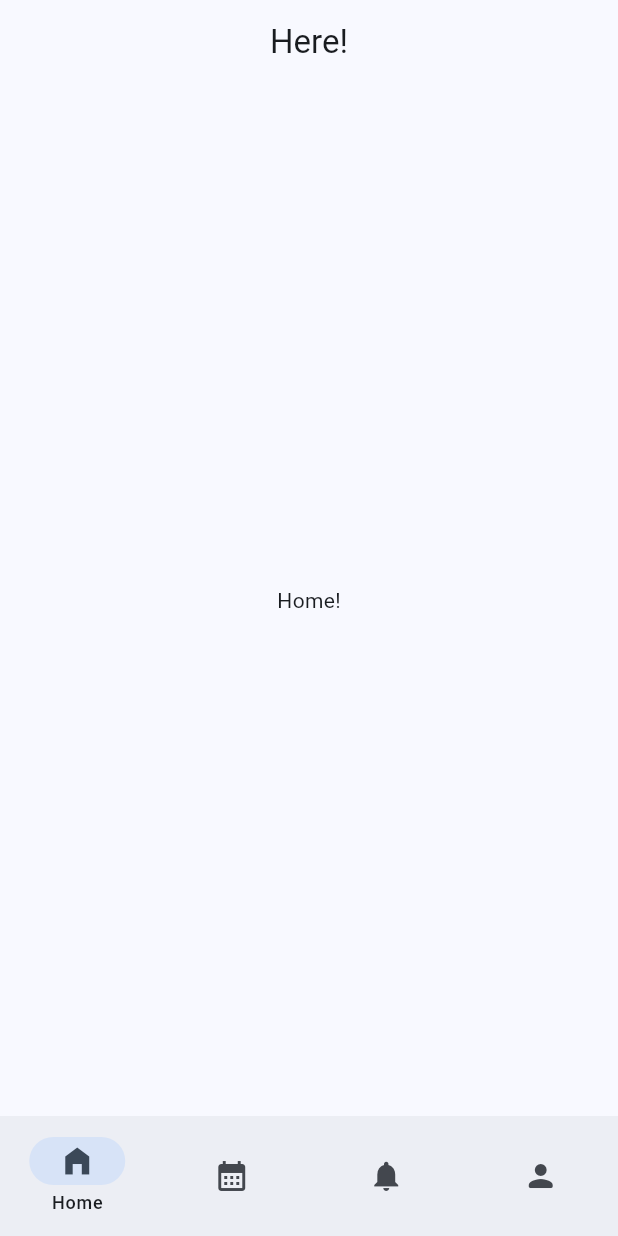
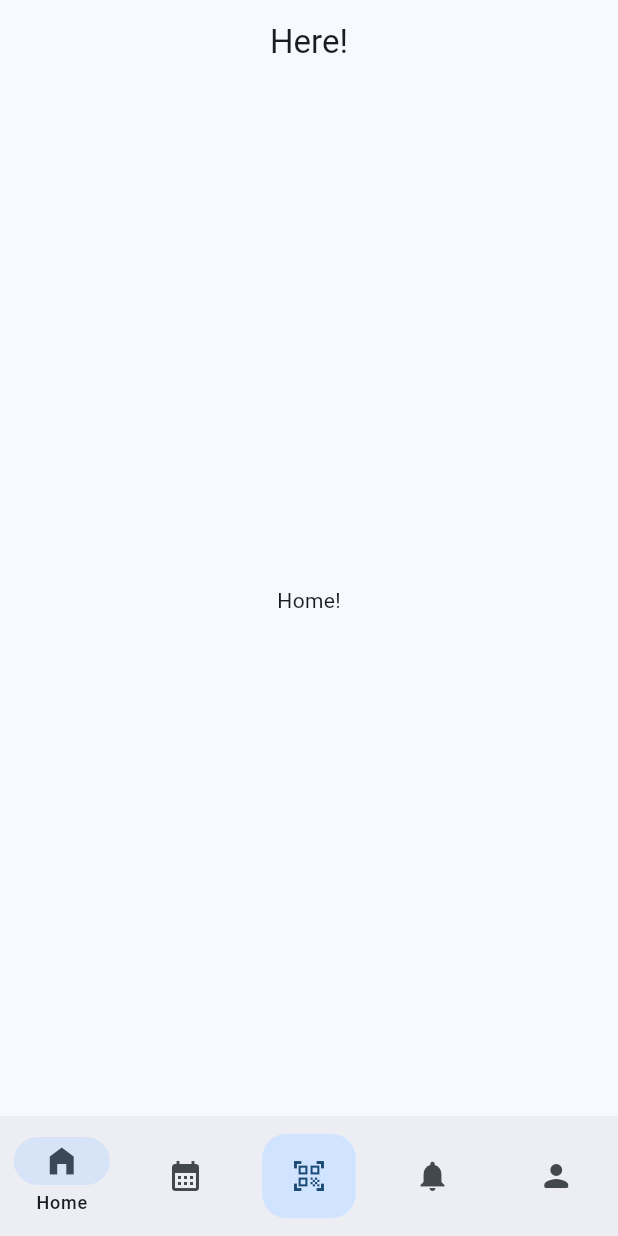
Before and after one commit to gtuswe/here-mobile, a Flutter app: the screen it shows after launch, on a phone screen of 412 x 824 dp. Run offline on Flutter 3.47's test engine with Material 2 defaults, Android fonts, the phone set to English and light mode, and no system bars; our stand-ins replace timelines; missing offline and left inert: kartal.

Commit message:
add qr scan to bottom bar

```diff
--- a/lib/view/main_page.dart
+++ b/lib/view/main_page.dart
@@ -47,14 +47,28 @@ class _MainPageState extends State<MainPage> {
         selectedIndex: _pageIndex,
         onDestinationSelected: _onTapBottomBar,
         labelBehavior: NavigationDestinationLabelBehavior.onlyShowSelected,
-        destinations: const [
-          NavigationDestination(icon: Icon(Icons.home_filled), label: "Home"),
-          NavigationDestination(
-              icon: Icon(Icons.calendar_month), label: "Calendar"),
+        destinations: [
+          const NavigationDestination(
+              icon: Icon(Icons.home_filled), label: 'Home'),
+          const NavigationDestination(
+              icon: Icon(Icons.calendar_month), label: 'Calendar'),
+          _qrScannerButton,
           NavigationDestination(
               icon: Icon(Icons.notifications), label: "Activity"),
           NavigationDestination(
               icon: Icon(Icons.person_rounded), label: "Profile"),
         ],
       );
+
+  void _handleQrScanButton() {
+    // Navigator.of(context).pushNamed('/qr_scan');
+  }
+
+  Widget get _qrScannerButton => Padding(
+        padding: const EdgeInsets.symmetric(horizontal: 10.0),
+        child: FloatingActionButton(
+            elevation: 0,
+            onPressed: _handleQrScanButton,
+            child: const Icon(Icons.qr_code_scanner)),
+      );
 }
--- a/lib/view/qr/qr_scan_view.dart
+++ b/lib/view/qr/qr_scan_view.dart
@@ -10,6 +10,7 @@ class QrScanView extends StatefulWidget {
 class _QrScanViewState extends State<QrScanView> {
   @override
   Widget build(BuildContext context) {
-    return const Scaffold();
+    return Scaffold(
+        appBar: AppBar(), body: const Center(child: Text('Scan QR!')));
   }
 }
```
